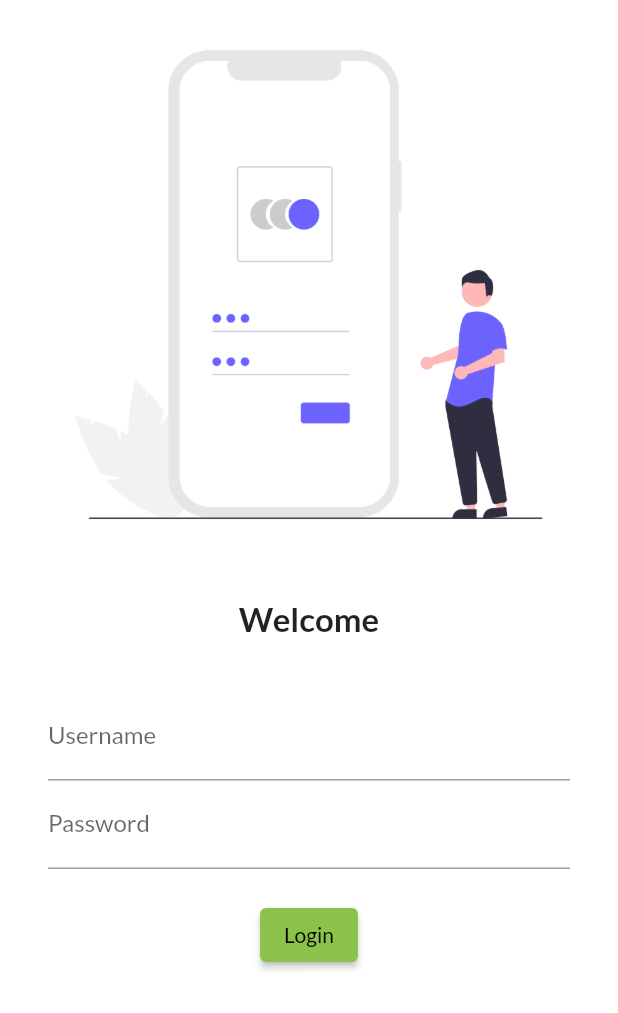
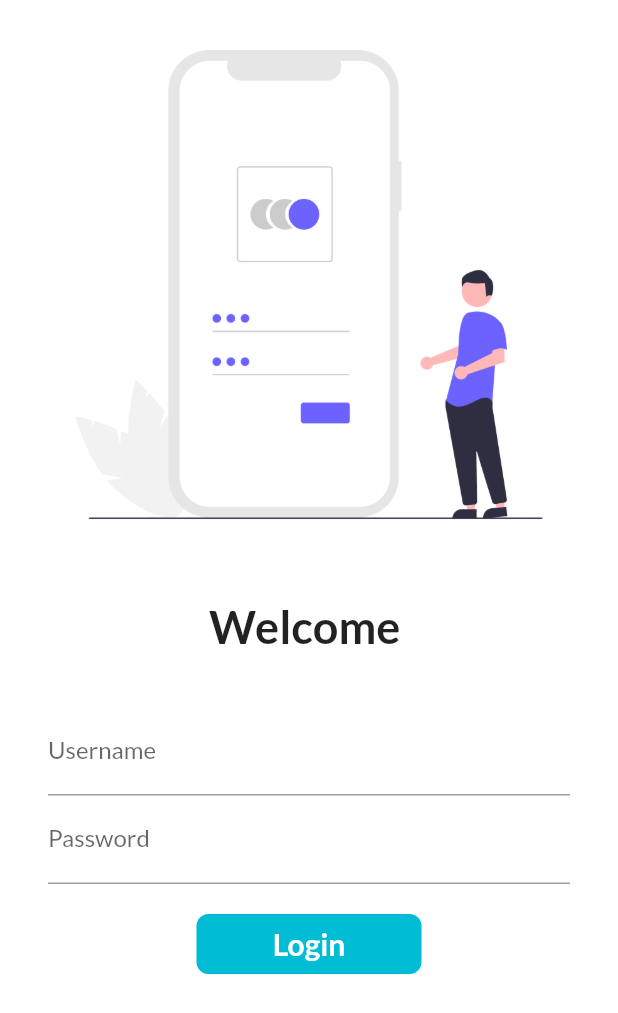
Before and after one commit to Faizan1808/flutter, a Flutter app: the screen it shows after launch, on a phone screen of 412 x 824 dp. Shown: the top 1013 px of the screen. Run offline on Flutter 3.47's test engine with Material 2 defaults, Android fonts, the phone set to English and light mode, and no system bars; our stand-ins replace google_fonts.

Commit message:
day6 completed

```diff
--- a/analysis_options.yaml
+++ b/analysis_options.yaml
@@ -7,7 +7,7 @@
 
 # The following line activates a set of recommended lints for Flutter apps,
 # packages, and plugins designed to encourage good coding practices.
-include: package:flutter_lints/flutter.yaml
+#include: package:flutter_lints/flutter.yaml
 
 linter:
   # The lint rules applied to this project can be customized in the
--- a/lib/main.dart
+++ b/lib/main.dart
@@ -1,6 +1,6 @@
 import 'package:flutter/material.dart';
 import 'package:flutter_application_1/pages/login_page.dart';
-import 'package:google_fonts/google_fonts.dart';
+import 'package:flutter_application_1/utils/route.dart';
 import 'package:google_fonts/google_fonts.dart';
 import 'pages/home_page.dart';
 
@@ -22,8 +22,8 @@ class MyApp extends StatelessWidget {
       darkTheme: ThemeData(brightness: Brightness.dark),
       routes: {
         "/": (context) => LoginPage(),
-        "/home": (context) => HomePage(),
-        "/login": (context) => LoginPage(),
+        MyRoutes.homeRoute: (context) => HomePage(),
+        MyRoutes.loginRoute: (context) => LoginPage(),
       },
     );
   }
--- a/lib/pages/login_page.dart
+++ b/lib/pages/login_page.dart
@@ -1,10 +1,19 @@
 import 'package:flutter/material.dart';
+import 'package:flutter_application_1/utils/route.dart';
 
-class LoginPage extends StatelessWidget {
+class LoginPage extends StatefulWidget {
+  @override
+  State<LoginPage> createState() => _LoginPageState();
+}
+
+class _LoginPageState extends State<LoginPage> {
+  String name = "";
+  bool changeButton = false;
   @override
   Widget build(BuildContext context) {
     return Material(
         color: Colors.white,
+        child: SingleChildScrollView(
           child: Column(
             children: [
               Image.asset(
@@ -15,15 +24,15 @@ class LoginPage extends StatelessWidget {
                 height: 20.0,
               ),
               Text(
-              "Welcome",
-              style: TextStyle(fontSize: 22, fontWeight: FontWeight.bold),
+                "Welcome $name",
+                style: TextStyle(fontSize: 30, fontWeight: FontWeight.bold),
               ),
               SizedBox(
                 height: 20.0,
               ),
               Padding(
-              padding:
-                  const EdgeInsets.symmetric(vertical: 16.0, horizontal: 32.0),
+                padding: const EdgeInsets.symmetric(
+                    vertical: 16.0, horizontal: 32.0),
                 child: Column(
                   children: [
                     TextFormField(
@@ -31,6 +40,10 @@ class LoginPage extends StatelessWidget {
                         hintText: "Enter Username",
                         labelText: "Username",
                       ),
+                      onChanged: (value) {
+                        name = value;
+                        setState(() {});
+                      },
                     ),
                     TextFormField(
                       obscureText: true,
@@ -42,17 +55,49 @@ class LoginPage extends StatelessWidget {
                     SizedBox(
                       height: 20.0,
                     ),
-                  ElevatedButton(
-                    child: Text("Login"),
-                    style: TextButton.styleFrom(),
-                    onPressed: () {
-                      print("Hello user");
+                    InkWell(
+                      onTap: () async {
+                        setState(() {
+                          changeButton = true;
+                        });
+                        await Future.delayed(Duration(seconds: 1));
+                        Navigator.pushNamed(context, MyRoutes.homeRoute);
                       },
+                      child: AnimatedContainer(
+                        duration: Duration(seconds: 1),
+                        width: changeButton ? 50 : 150,
+                        height: 40,
+                        alignment: Alignment.center,
+                        child: changeButton
+                            ? Icon(
+                                Icons.done,
+                                color: Colors.white,
                               )
+                            : Text(
+                                "Login",
+                                style: TextStyle(
+                                    fontSize: 20,
+                                    fontWeight: FontWeight.bold,
+                                    color: Colors.white),
+                              ),
+                        decoration: BoxDecoration(
+                            color: Colors.cyan,
+                            borderRadius:
+                                BorderRadius.circular(changeButton ? 50 : 8)),
+                      ),
+                    )
+                    // ElevatedButton(
+                    //   child: Text("Login"),
+                    //   style: TextButton.styleFrom(minimumSize: Size(120, 50)),
+                    //   onPressed: () {
+                    //
+                    //   },
+                    // )
                   ],
                 ),
               )
             ],
+          ),
         ));
   }
 }
--- /dev/null
+++ b/lib/utils/route.dart
@@ -0,0 +1,4 @@
+class MyRoutes {
+  static String loginRoute = "/login";
+  static String homeRoute = "/home";
+}
```
Lines whose indentation alone changed are shown as unchanged.
